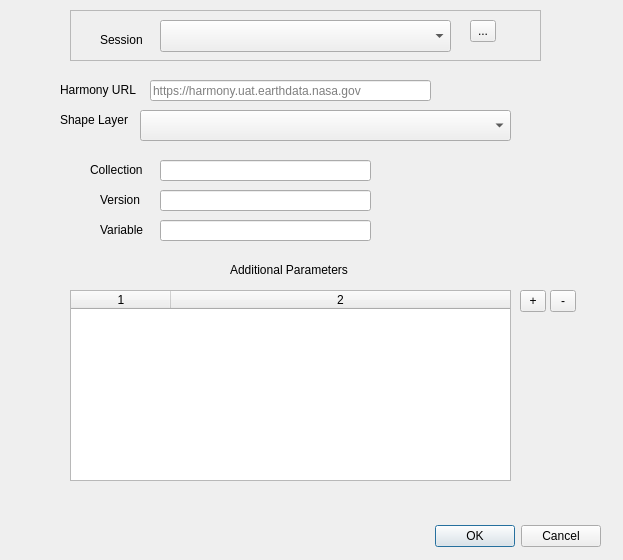
Qt form harmony_qgis_dialog_base.ui (nasa/harmony-qgis) before a commit.
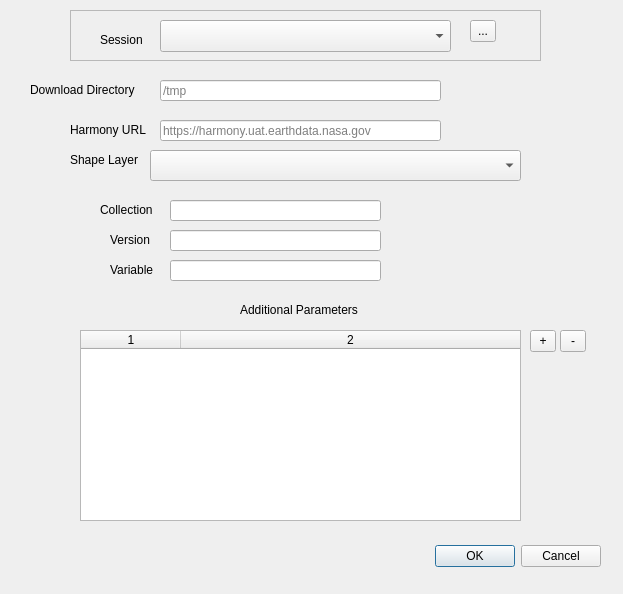
The same form after that commit.

Commit message: HARMONY-427: Add download dir input to dialog

Patch:
```diff
--- a/harmony_qgis_dialog_base.ui
+++ b/harmony_qgis_dialog_base.ui
@@ -7,7 +7,7 @@
     <x>0</x>
     <y>0</y>
     <width>623</width>
-    <height>560</height>
+    <height>594</height>
    </rect>
   </property>
   <property name="windowTitle">
@@ -17,7 +17,7 @@
    <property name="geometry">
     <rect>
      <x>260</x>
-     <y>520</y>
+     <y>540</y>
      <width>341</width>
      <height>32</height>
     </rect>
@@ -32,8 +32,8 @@
   <widget class="QTableWidget" name="tableWidget">
    <property name="geometry">
     <rect>
-     <x>70</x>
-     <y>290</y>
+     <x>80</x>
+     <y>330</y>
      <width>441</width>
      <height>191</height>
     </rect>
@@ -50,8 +50,8 @@
   <widget class="QLineEdit" name="harmonyUrlLineEdit">
    <property name="geometry">
     <rect>
-     <x>150</x>
-     <y>80</y>
+     <x>160</x>
+     <y>120</y>
      <width>281</width>
      <height>21</height>
     </rect>
@@ -66,8 +66,8 @@
   <widget class="QLabel" name="label_4">
    <property name="geometry">
     <rect>
-     <x>60</x>
-     <y>80</y>
+     <x>70</x>
+     <y>120</y>
      <width>91</width>
      <height>20</height>
     </rect>
@@ -79,8 +79,8 @@
   <widget class="QComboBox" name="comboBox">
    <property name="geometry">
     <rect>
-     <x>140</x>
-     <y>110</y>
+     <x>150</x>
+     <y>150</y>
      <width>371</width>
      <height>31</height>
     </rect>
@@ -92,8 +92,8 @@
   <widget class="QLabel" name="label">
    <property name="geometry">
     <rect>
-     <x>60</x>
-     <y>110</y>
+     <x>70</x>
+     <y>150</y>
      <width>81</width>
      <height>20</height>
     </rect>
@@ -105,8 +105,8 @@
   <widget class="QLabel" name="label_7">
    <property name="geometry">
     <rect>
-     <x>230</x>
-     <y>260</y>
+     <x>240</x>
+     <y>300</y>
      <width>141</width>
      <height>20</height>
     </rect>
@@ -118,8 +118,8 @@
   <widget class="QLineEdit" name="collectionField">
    <property name="geometry">
     <rect>
-     <x>160</x>
-     <y>160</y>
+     <x>170</x>
+     <y>200</y>
      <width>211</width>
      <height>21</height>
     </rect>
@@ -137,8 +137,8 @@
   <widget class="QLabel" name="label_8">
    <property name="geometry">
     <rect>
-     <x>90</x>
-     <y>160</y>
+     <x>100</x>
+     <y>200</y>
      <width>61</width>
      <height>20</height>
     </rect>
@@ -150,8 +150,8 @@
   <widget class="QLineEdit" name="variableField">
    <property name="geometry">
     <rect>
-     <x>160</x>
-     <y>220</y>
+     <x>170</x>
+     <y>260</y>
      <width>211</width>
      <height>21</height>
     </rect>
@@ -169,8 +169,8 @@
   <widget class="QLabel" name="label_9">
    <property name="geometry">
     <rect>
-     <x>100</x>
-     <y>220</y>
+     <x>110</x>
+     <y>260</y>
      <width>51</width>
      <height>20</height>
     </rect>
@@ -182,8 +182,8 @@
   <widget class="QLabel" name="label_10">
    <property name="geometry">
     <rect>
-     <x>100</x>
-     <y>190</y>
+     <x>110</x>
+     <y>230</y>
      <width>51</width>
      <height>20</height>
     </rect>
@@ -195,8 +195,8 @@
   <widget class="QLineEdit" name="versionField">
    <property name="geometry">
     <rect>
-     <x>160</x>
-     <y>190</y>
+     <x>170</x>
+     <y>230</y>
      <width>211</width>
      <height>21</height>
     </rect>
@@ -281,8 +281,8 @@
   <widget class="QToolButton" name="addButton">
    <property name="geometry">
     <rect>
-     <x>520</x>
-     <y>290</y>
+     <x>530</x>
+     <y>330</y>
      <width>26</width>
      <height>22</height>
     </rect>
@@ -297,8 +297,8 @@
   <widget class="QToolButton" name="removeRowButton">
    <property name="geometry">
     <rect>
-     <x>550</x>
-     <y>290</y>
+     <x>560</x>
+     <y>330</y>
      <width>26</width>
      <height>22</height>
     </rect>
@@ -310,6 +310,35 @@
     <string>-</string>
    </property>
   </widget>
+  <widget class="QLabel" name="label_5">
+   <property name="geometry">
+    <rect>
+     <x>30</x>
+     <y>80</y>
+     <width>121</width>
+     <height>20</height>
+    </rect>
+   </property>
+   <property name="text">
+    <string>Download Directory</string>
+   </property>
+  </widget>
+  <widget class="QLineEdit" name="harmonyDownloadDirEdit">
+   <property name="geometry">
+    <rect>
+     <x>160</x>
+     <y>80</y>
+     <width>281</width>
+     <height>21</height>
+    </rect>
+   </property>
+   <property name="toolTip">
+    <string>Directory iin which to store downloaded raster files</string>
+   </property>
+   <property name="placeholderText">
+    <string>/tmp</string>
+   </property>
+  </widget>
  </widget>
  <tabstops>
   <tabstop>sessionCombo</tabstop>
```
The commit also changes 4 other files.
